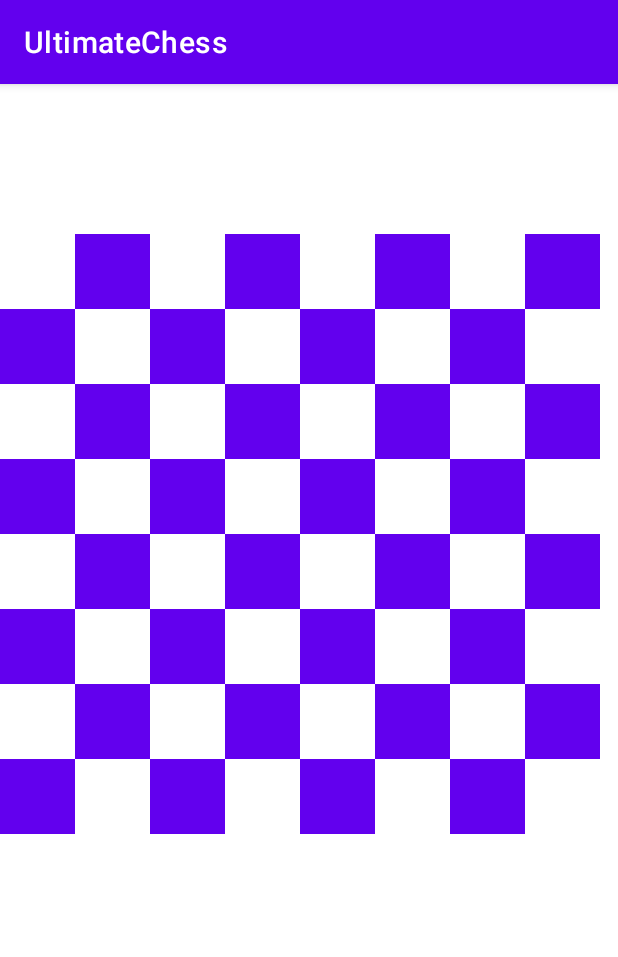
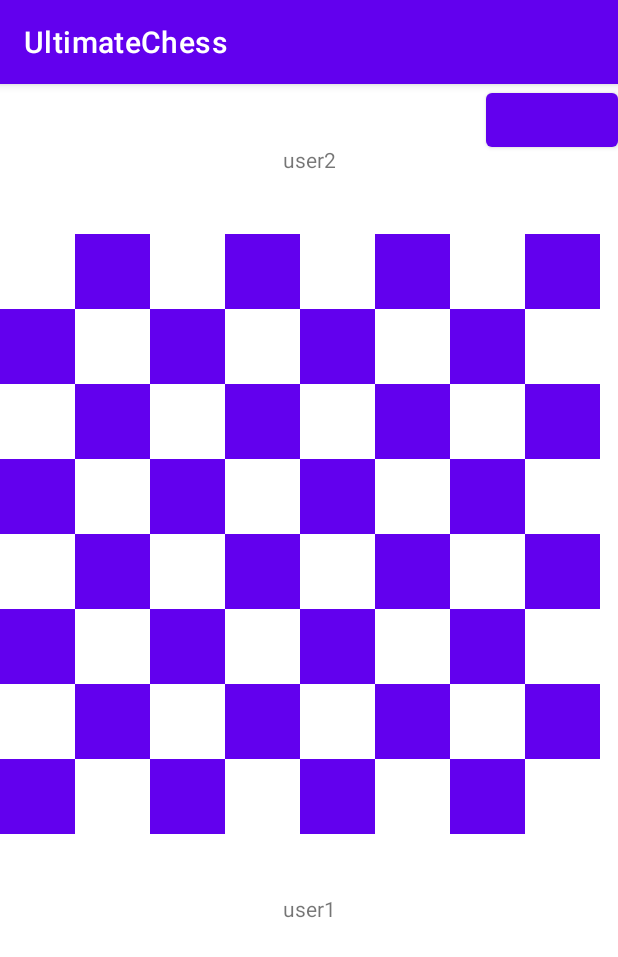
Before and after one commit to CSC207-UofT/course-project-wildcats-1, an Android app: the GameActivity screen opened directly, with no data from a screen before it, on a phone screen of 412 x 824 dp. Shown: the top 957 px of the screen. Run offline under Robolectric (Android 15) with nearby library versions, the phone set to English and light mode, and no system bars; our stand-ins replace Firebase (no records; nobody signed in at launch, a user with empty details on screens opened directly); 1 statement that could not run was skipped.

Commit message:
Basic multiplayer

```diff
--- a/Juan's Draft/app/src/main/AndroidManifest.xml
+++ b/Juan's Draft/app/src/main/AndroidManifest.xml
@@ -10,13 +10,17 @@
         android:supportsRtl="true"
         android:theme="@style/Theme.UltimateChess">
         <activity
+            android:name=".StartActivity"
+            android:exported="true" />
+        <activity
             android:name=".GameActivity"
             android:exported="true" />
         <activity
-            android:name=".StartActivity"
+            android:name=".LoginActivity"
             android:exported="true">
             <intent-filter>
                 <action android:name="android.intent.action.MAIN" />
+
                 <category android:name="android.intent.category.LAUNCHER" />
             </intent-filter>
         </activity>
--- a/Juan's Draft/app/src/main/java/com/wildcats/ultimatechess/GameActivity.java
+++ b/Juan's Draft/app/src/main/java/com/wildcats/ultimatechess/GameActivity.java
@@ -1,14 +1,78 @@
 package com.wildcats.ultimatechess;
 
+import androidx.annotation.Nullable;
 import androidx.appcompat.app.AppCompatActivity;
+import android.annotation.SuppressLint;
 import android.os.Bundle;
+import android.view.View;
+import android.widget.Button;
+import android.widget.TextView;
+import com.google.android.gms.tasks.OnSuccessListener;
+import com.google.firebase.firestore.DocumentSnapshot;
+import com.google.firebase.firestore.EventListener;
+import com.google.firebase.firestore.FirebaseFirestore;
+import com.google.firebase.firestore.DocumentReference;
+import com.google.firebase.firestore.FirebaseFirestoreException;
+import java.util.HashMap;
+import java.util.Map;
 
 public class GameActivity extends AppCompatActivity {
+
+    private TextView txt_playerWhite, txt_playerBlack;
+    private TextView txt_chat;
+    private Button btn_test;
+
+    private DocumentReference firebaseDocRef;
+    private String username;
+
+    @Override
+    protected void onStart() {
+        super.onStart();
+
+        firebaseDocRef = FirebaseFirestore.getInstance().document("chats/chat1");
+        firebaseDocRef.addSnapshotListener(new EventListener<DocumentSnapshot>() {
+            @Override
+            public void onEvent(DocumentSnapshot snapshot, FirebaseFirestoreException e) {
+                if (snapshot != null) {
+                    String chat = snapshot.getString("text");
+                    txt_chat.setText(chat);
+                }
+            }
+        });
+    }
 
     @Override
     protected void onCreate(Bundle savedInstanceState) {
         super.onCreate(savedInstanceState);
+
         setContentView(R.layout.activity_game);
+
+        txt_playerWhite = findViewById(R.id.txt_playerWhite);
+        txt_playerBlack = findViewById(R.id.txt_playerBlack);
+        txt_chat = findViewById(R.id.txt_chat);
+        btn_test = findViewById(R.id.btn_test);
+
+        txt_playerWhite.setText("user1");
+        txt_playerBlack.setText("user2");
+
+        Bundle extras = getIntent().getExtras();
+        username = extras.getString("username");
+
+        btn_test.setOnClickListener(new View.OnClickListener() {
+            @Override
+            public void onClick(View view) {
+                firebaseDocRef.get().addOnSuccessListener(new OnSuccessListener<DocumentSnapshot>() {
+                    @Override
+                    public void onSuccess(DocumentSnapshot snapshot) {
+                        String newChatInput = username + "\n";
+                        String chat = snapshot.getString("text");
+                        Map<String, Object> data = new HashMap<String, Object>();
+                        data.put("text", chat + newChatInput);
+                        firebaseDocRef.set(data);
+                    }
+                });
+            }
+        });
     }
 
 }
--- a/Juan's Draft/app/src/main/res/layout/activity_game.xml
+++ b/Juan's Draft/app/src/main/res/layout/activity_game.xml
@@ -7,6 +7,7 @@
     tools:context=".GameActivity">
 
     <TableLayout
+        android:id="@+id/tableLayout"
         android:layout_width="0dp"
         android:layout_height="0dp"
         android:layout_marginTop="100dp"
@@ -397,43 +398,36 @@
                 app:srcCompat="@color/purple_500" />
 
             <ImageView
-                android:id="@+id/img_b7"
                 android:layout_width="50dp"
                 android:layout_height="50dp"
                 app:srcCompat="@color/white" />
 
             <ImageView
-                android:id="@+id/img_c7"
                 android:layout_width="50dp"
                 android:layout_height="50dp"
                 app:srcCompat="@color/purple_500" />
 
             <ImageView
-                android:id="@+id/img_d7"
                 android:layout_width="50dp"
                 android:layout_height="50dp"
                 app:srcCompat="@color/white" />
 
             <ImageView
-                android:id="@+id/img_e7"
                 android:layout_width="50dp"
                 android:layout_height="50dp"
                 app:srcCompat="@color/purple_500" />
 
             <ImageView
-                android:id="@+id/img_f7"
                 android:layout_width="50dp"
                 android:layout_height="50dp"
                 app:srcCompat="@color/white" />
 
             <ImageView
-                android:id="@+id/img_g7"
                 android:layout_width="50dp"
                 android:layout_height="50dp"
                 app:srcCompat="@color/purple_500" />
 
             <ImageView
-                android:id="@+id/img_h7"
                 android:layout_width="50dp"
                 android:layout_height="50dp"
                 app:srcCompat="@color/white" />
@@ -441,4 +435,38 @@
 
     </TableLayout>
 
+    <TextView
+        android:id="@+id/txt_playerWhite"
+        android:layout_width="wrap_content"
+        android:layout_height="wrap_content"
+        android:layout_marginTop="480dp"
+        android:text="TextView"
+        app:layout_constraintEnd_toEndOf="parent"
+        app:layout_constraintStart_toStartOf="parent"
+        app:layout_constraintTop_toBottomOf="@+id/txt_playerBlack" />
+
+    <TextView
+        android:id="@+id/txt_playerBlack"
+        android:layout_width="wrap_content"
+        android:layout_height="wrap_content"
+        android:layout_marginBottom="40dp"
+        android:text="TextView"
+        app:layout_constraintBottom_toTopOf="@+id/tableLayout"
+        app:layout_constraintEnd_toEndOf="parent"
+        app:layout_constraintStart_toStartOf="parent" />
+
+    <TextView
+        android:id="@+id/txt_chat"
+        android:layout_width="wrap_content"
+        android:layout_height="wrap_content"
+        app:layout_constraintStart_toStartOf="parent"
+        app:layout_constraintTop_toTopOf="parent" />
+
+    <Button
+        android:id="@+id/btn_test"
+        android:layout_width="wrap_content"
+        android:layout_height="wrap_content"
+        app:layout_constraintEnd_toEndOf="parent"
+        app:layout_constraintTop_toTopOf="parent" />
+
 </androidx.constraintlayout.widget.ConstraintLayout>
```
Also changed, not shown: Juan's Draft/app/src/main/java/com/wildcats/ultimatechess/LoginActivity.java (added, +40 -0 lines), Juan's Draft/app/src/main/java/com/wildcats/ultimatechess/StartActivity.java (+3 -14 lines), Juan's Draft/app/src/main/res/layout/activity_login.xml (added, +32 -0 lines).
